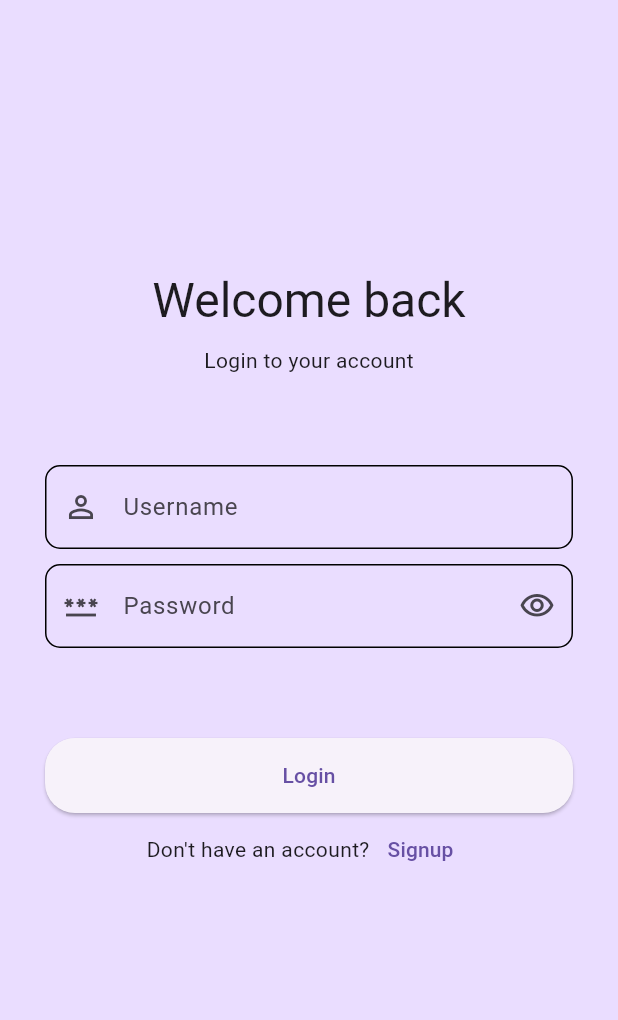
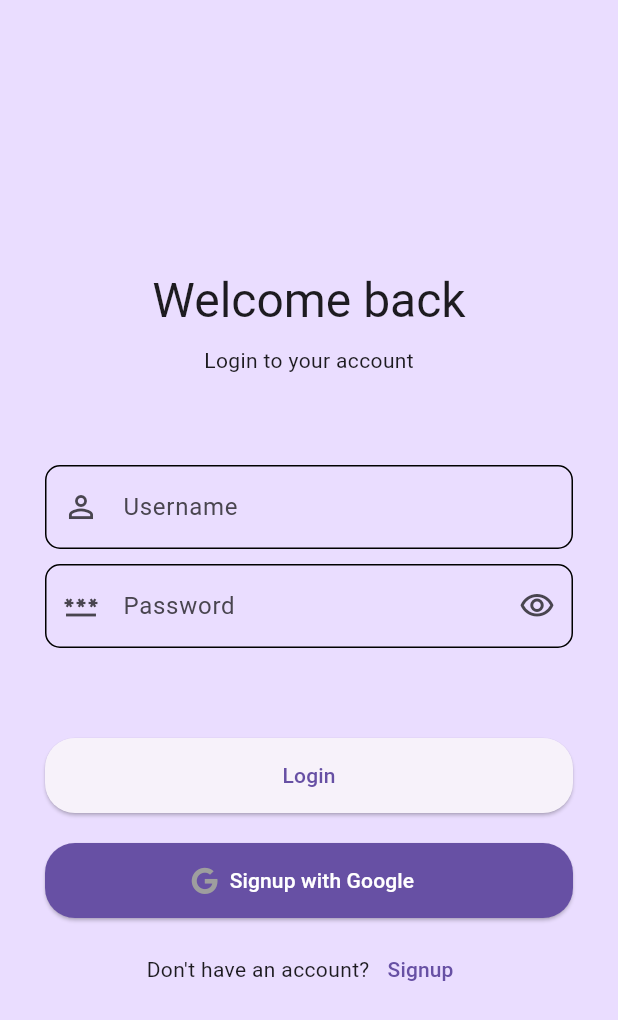
Before and after one commit to Susadi11/Flutter-Expense-Tracker, a Flutter app: the screen it shows after launch, item 3 of the bottom bar chosen, after a tap on "Account Settings", on a phone screen of 412 x 824 dp. Shown: the top 1020 px of the screen. Run offline on Flutter 3.47's test engine with Material 3 defaults, Android fonts, the phone set to English and light mode, and no system bars; our stand-ins replace fluttertoast, font_awesome_flutter, hive_flutter, sqflite; accounts and stored records are empty.

Commit message:
added sign up with google button

```diff
--- a/frontend/lib/login.dart
+++ b/frontend/lib/login.dart
@@ -1,13 +1,12 @@
 import 'package:flutter/material.dart';
 import 'package:hive_flutter/hive_flutter.dart';
+import 'package:font_awesome_flutter/font_awesome_flutter.dart'; // Import for Google icon
 
 import 'signup.dart';
 import 'home_screen.dart';
 
 class Login extends StatefulWidget {
-  const Login({
-    Key? key,
-  }) : super(key: key);
+  const Login({Key? key}) : super(key: key);
 
   @override
   State<Login> createState() => _LoginState();
@@ -90,7 +89,8 @@ class _LoginState extends State<Login> {
                     },
                     icon: _obscurePassword
                         ? const Icon(Icons.visibility_outlined)
-                          : const Icon(Icons.visibility_off_outlined)),
+                        : const Icon(Icons.visibility_off_outlined),
+                  ),
                   border: OutlineInputBorder(
                     borderRadius: BorderRadius.circular(10),
                   ),
@@ -136,6 +136,26 @@ class _LoginState extends State<Login> {
                     },
                     child: const Text("Login"),
                   ),
+                  const SizedBox(height: 20),
+                  ElevatedButton.icon(
+                    style: ElevatedButton.styleFrom(
+                      backgroundColor: Theme.of(context).colorScheme.primary,
+                      foregroundColor: Colors.white,
+                      minimumSize: const Size.fromHeight(50),
+                      shape: RoundedRectangleBorder(
+                        borderRadius: BorderRadius.circular(20),
+                      ),
+                    ),
+                    onPressed: () {
+                      // Add your Google Signup logic here
+                    },
+                    icon: const FaIcon(
+                      FontAwesomeIcons.google,
+                      color: Colors.grey,
+                    ),
+                    label: const Text("Signup with Google"),
+                  ),
+                  const SizedBox(height: 10),
                   Row(
                     mainAxisAlignment: MainAxisAlignment.center,
                     children: [
--- a/frontend/pubspec.yaml
+++ b/frontend/pubspec.yaml
@@ -12,6 +12,7 @@ dependencies:
     sdk: flutter
   provider: ^6.0.4
   cupertino_icons: ^1.0.6
+  font_awesome_flutter: ^10.4.0
   hive: ^2.0.5
   hive_flutter: ^1.1.0
   sqflite: ^2.1.1
```
Also changed, not shown: frontend/pubspec.lock. Lines whose indentation alone changed are shown as unchanged.
